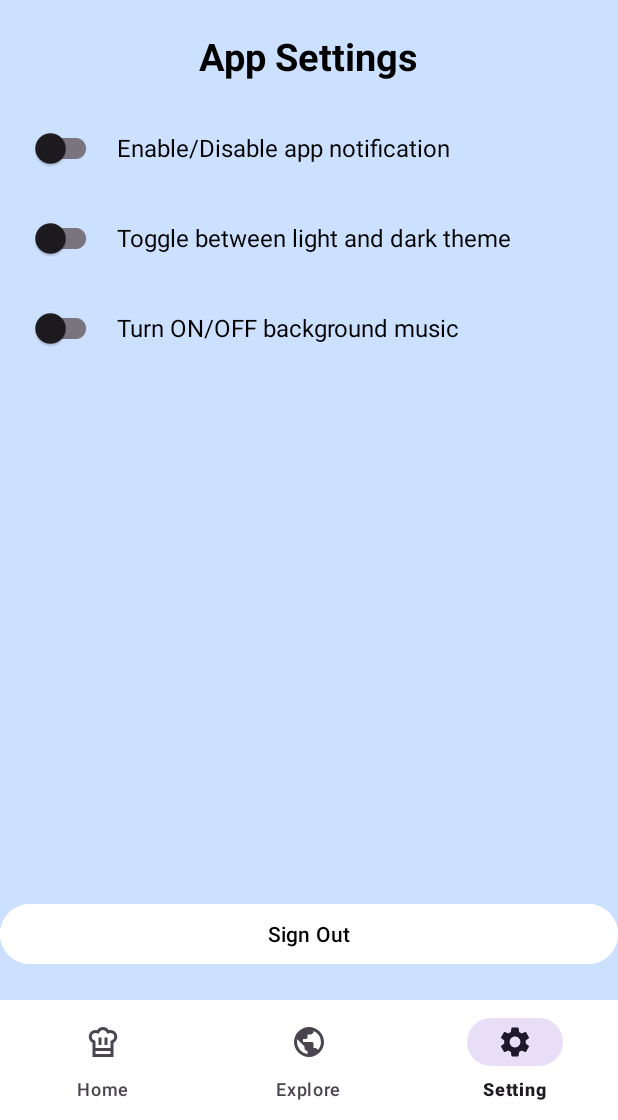
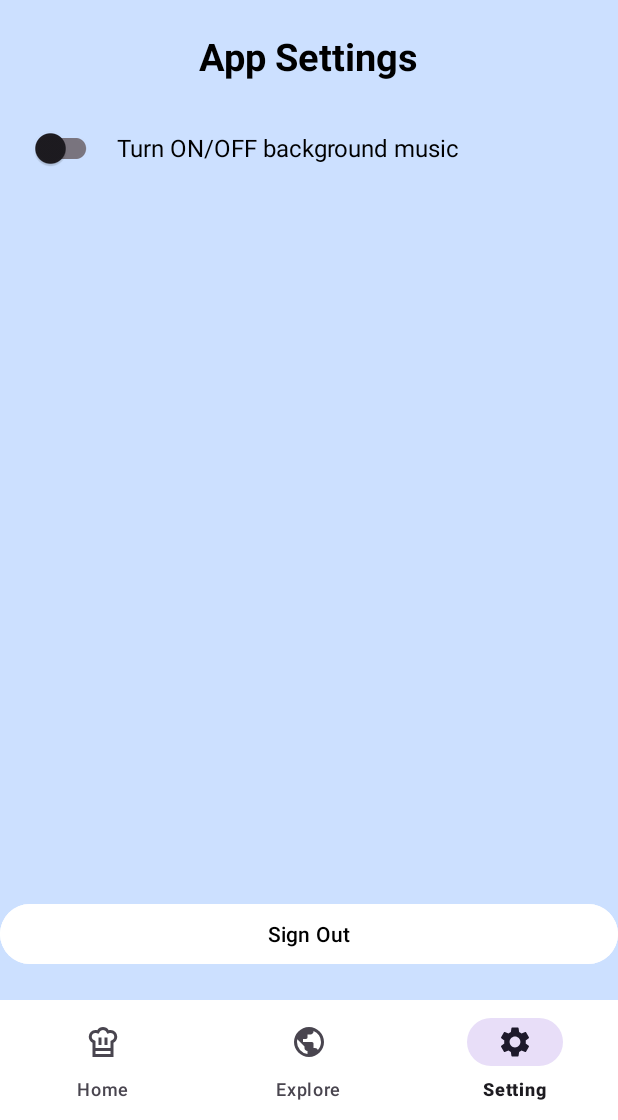
Before and after one commit to MohammedAdnan01/RecipeApp, an Android app built with Jetpack Compose: the SettingActivity screen opened directly, with no data from a screen before it, on a phone screen of 412 x 824 dp, the part 116-1236 px from its top. Run offline under Robolectric (Android 15) with nearby library versions, the phone set to English and light mode, and no system bars; our stand-ins replace Firebase (no records; nobody signed in at launch, a user with empty details on screens opened directly).

Commit message:
Music toggle and settings layout

```diff
--- a/SwiftBite/app/src/main/java/com/example/swiftbite/SettingActivity.kt
+++ b/SwiftBite/app/src/main/java/com/example/swiftbite/SettingActivity.kt
@@ -5,12 +5,15 @@ import android.content.Intent
 import android.os.Bundle
 import android.widget.Button
 import androidx.appcompat.app.AppCompatActivity
+import com.example.swiftbite.services.BackgroundMusic
 import com.google.android.material.bottomnavigation.BottomNavigationView
+import com.google.android.material.switchmaterial.SwitchMaterial
 import com.google.firebase.auth.FirebaseAuth
 
 class SettingActivity : AppCompatActivity() {
 
     private lateinit var auth: FirebaseAuth
+    private lateinit var switchBgMusic: SwitchMaterial
 
     override fun onCreate(savedInstanceState: Bundle?) {
         super.onCreate(savedInstanceState)
@@ -47,6 +50,19 @@ class SettingActivity : AppCompatActivity() {
             }
             false
         }
+
+        switchBgMusic = findViewById(R.id.switch_bg_music)
+
+        // Set initial switch state based on service status
+        switchBgMusic.isChecked = BackgroundMusic.isRunning
+
+        switchBgMusic.setOnCheckedChangeListener { _, isChecked ->
+            if (isChecked) {
+                startService(Intent(this, BackgroundMusic::class.java))
+            } else {
+                stopService(Intent(this, BackgroundMusic::class.java))
+            }
+        }
     }
 
     private fun signOut() {
--- a/SwiftBite/app/src/main/java/com/example/swiftbite/services/BackgroundMusic.kt
+++ b/SwiftBite/app/src/main/java/com/example/swiftbite/services/BackgroundMusic.kt
@@ -16,18 +16,20 @@ class BackgroundMusic : Service() {
 
     private lateinit var mediaPlayer: MediaPlayer
 
+    companion object {
+        var isRunning = false
+    }
+
     override fun onCreate() {
         super.onCreate()
 
-        // Create MediaPlayer instance and set up music
         mediaPlayer = MediaPlayer.create(this, R.raw.afternoon)
         mediaPlayer.isLooping = true
         mediaPlayer.setVolume(0.5f, 0.5f)
-
-        // Start playing music
         mediaPlayer.start()
 
-        // Set up the notification channel (Required for Android 8.0+)
+        isRunning = true
+
         if (Build.VERSION.SDK_INT >= Build.VERSION_CODES.O) {
             val channel = NotificationChannel(
                 "music_channel",
@@ -38,27 +40,24 @@ class BackgroundMusic : Service() {
             notificationManager.createNotificationChannel(channel)
         }
 
-        // Create a notification to run the service in the foreground
         val notification: Notification = NotificationCompat.Builder(this, "music_channel")
             .setContentTitle("Background Music")
             .setContentText("Music is playing in the background")
             .setSmallIcon(android.R.drawable.ic_media_play)
             .build()
 
-        // Start the service in the foreground
         startForeground(1, notification)
     }
 
     override fun onStartCommand(intent: Intent?, flags: Int, startId: Int): Int {
-        // Return START_STICKY to keep the service running even if the app is closed
         return START_STICKY
     }
 
     override fun onDestroy() {
         super.onDestroy()
-        // Stop and release the media player
         mediaPlayer.stop()
         mediaPlayer.release()
+        isRunning = false
     }
 
     override fun onBind(intent: Intent?): IBinder? {
--- a/SwiftBite/app/src/main/res/layout/user_profile.xml
+++ b/SwiftBite/app/src/main/res/layout/user_profile.xml
@@ -36,60 +36,12 @@
             android:layout_width="match_parent"
             android:layout_height="wrap_content"
             android:orientation="horizontal"
-            android:paddingHorizontal="20dp"
-            android:gravity="center_vertical"
-            android:layout_marginBottom="12dp">
-
-            <com.google.android.material.switchmaterial.SwitchMaterial
-                android:id="@+id/switch_notifications"
-                android:layout_width="wrap_content"
-                android:layout_height="wrap_content"
-                android:thumbTint="?attr/colorPrimary"
-                android:trackTint="?attr/colorPrimary"/>
-
-            <TextView
-                android:layout_width="wrap_content"
-                android:layout_height="wrap_content"
-                android:text="Enable/Disable app notification"
-                android:textSize="16sp"
-                android:textColor="#000000"
-                android:layout_marginStart="10dp" />
-        </LinearLayout>
-
-        <LinearLayout
-            android:layout_width="match_parent"
-            android:layout_height="wrap_content"
-            android:orientation="horizontal"
-            android:gravity="center_vertical"
-            android:paddingHorizontal="20dp"
-            android:layout_marginBottom="12dp">
-
-            <com.google.android.material.switchmaterial.SwitchMaterial
-                android:id="@+id/switch_darkmode"
-                android:layout_width="wrap_content"
-                android:layout_height="wrap_content"
-                android:thumbTint="?attr/colorPrimary"
-                android:trackTint="?attr/colorPrimary"/>
-
-            <TextView
-                android:layout_width="wrap_content"
-                android:layout_height="wrap_content"
-                android:text="Toggle between light and dark theme"
-                android:textSize="16sp"
-                android:textColor="#000000"
-                android:layout_marginStart="10dp" />
-        </LinearLayout>
-
-        <LinearLayout
-            android:layout_width="match_parent"
-            android:layout_height="wrap_content"
-            android:orientation="horizontal"
             android:gravity="center_vertical"
             android:paddingHorizontal="20dp"
             android:layout_marginBottom="24dp">
 
             <com.google.android.material.switchmaterial.SwitchMaterial
-                android:id="@+id/switch_bg_music"
+                    android:id="@+id/switch_bg_music"
                 android:layout_width="wrap_content"
                 android:layout_height="wrap_content"
                 android:thumbTint="?attr/colorPrimary"
```
